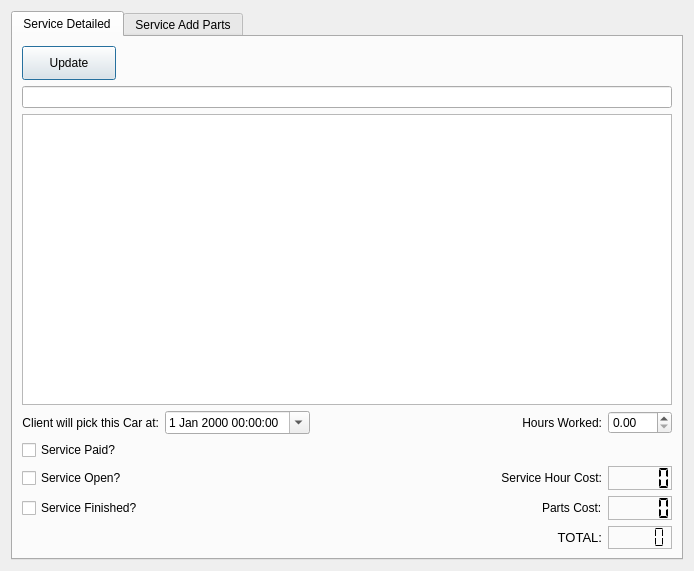
First picture: the form in Client_Add_service.ui, repository bedi1982/Oficina, before the edit.
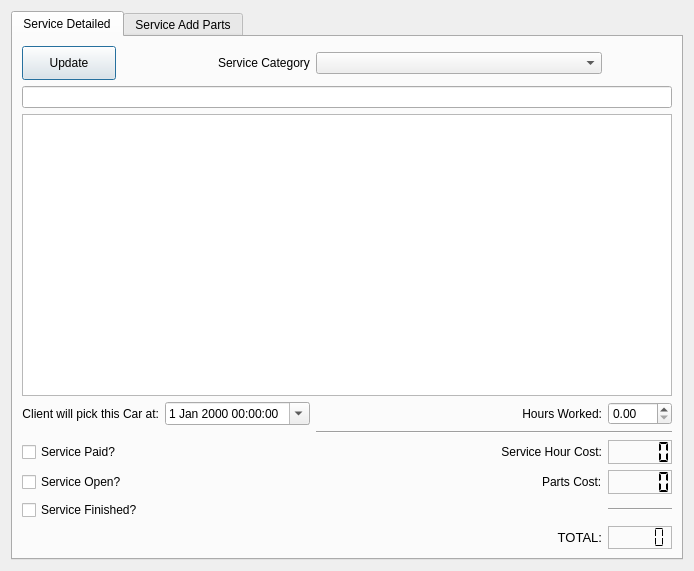
Second picture: the form after the edit. The open tabs and pages were chosen to show the change. Icons and pictures are not drawn.

What changed in the file:
```diff
--- a/Client_Add_service.ui
+++ b/Client_Add_service.ui
@@ -21,14 +21,28 @@
    <item row="1" column="0">
     <widget class="QTabWidget" name="tabWidget">
      <property name="currentIndex">
-      <number>1</number>
+      <number>0</number>
      </property>
      <widget class="QWidget" name="ServiceDescription">
       <attribute name="title">
        <string>Service Detailed</string>
       </attribute>
       <layout class="QGridLayout" name="gridLayout_2">
-       <item row="1" column="0" colspan="5">
+       <item row="13" column="3">
+        <widget class="Line" name="line_2">
+         <property name="orientation">
+          <enum>Qt::Horizontal</enum>
+         </property>
+        </widget>
+       </item>
+       <item row="8" column="2" colspan="2">
+        <widget class="Line" name="line">
+         <property name="orientation">
+          <enum>Qt::Horizontal</enum>
+         </property>
+        </widget>
+       </item>
+       <item row="4" column="0" colspan="4">
         <widget class="QLineEdit" name="line_ServiceShortDescription">
          <property name="focusPolicy">
           <enum>Qt::NoFocus</enum>
@@ -38,7 +52,7 @@
          </property>
         </widget>
        </item>
-       <item row="9" column="4">
+       <item row="12" column="3">
         <widget class="QLCDNumber" name="lcd_Parts_Cost_2">
          <property name="sizePolicy">
           <sizepolicy hsizetype="Fixed" vsizetype="Fixed">
@@ -66,7 +80,7 @@
          </property>
         </widget>
        </item>
-       <item row="8" column="4">
+       <item row="11" column="3">
         <widget class="QLCDNumber" name="lcd_Hour_cost">
          <property name="sizePolicy">
           <sizepolicy hsizetype="Fixed" vsizetype="Fixed">
@@ -94,17 +108,7 @@
          </property>
         </widget>
        </item>
-       <item row="9" column="0">
-        <widget class="QCheckBox" name="check_Finished">
-         <property name="enabled">
-          <bool>true</bool>
-         </property>
-         <property name="text">
-          <string>Service Finished?</string>
-         </property>
-        </widget>
-       </item>
-       <item row="8" column="3">
+       <item row="11" column="2">
         <widget class="QLabel" name="label_Hour_Cosr">
          <property name="text">
           <string>Service Hour Cost:</string>
@@ -114,14 +118,7 @@
          </property>
         </widget>
        </item>
-       <item row="8" column="0">
-        <widget class="QCheckBox" name="checkBox">
-         <property name="text">
-          <string>Service Open?</string>
-         </property>
-        </widget>
-       </item>
-       <item row="11" column="0" colspan="2">
+       <item row="14" column="0" colspan="2">
         <widget class="QLabel" name="label_feedback">
          <property name="text">
           <string/>
@@ -157,7 +154,7 @@
          </property>
         </widget>
        </item>
-       <item row="11" column="4">
+       <item row="14" column="3">
         <widget class="QLCDNumber" name="lcd_Service_Total">
          <property name="sizePolicy">
           <sizepolicy hsizetype="Fixed" vsizetype="Fixed">
@@ -176,24 +173,14 @@
          </property>
         </widget>
        </item>
-       <item row="9" column="3" alignment="Qt::AlignRight">
+       <item row="12" column="2" alignment="Qt::AlignRight">
         <widget class="QLabel" name="label">
          <property name="text">
           <string>Parts Cost:</string>
          </property>
         </widget>
        </item>
-       <item row="5" column="0">
-        <widget class="QCheckBox" name="check_Paid">
-         <property name="enabled">
-          <bool>true</bool>
-         </property>
-         <property name="text">
-          <string>Service Paid?</string>
-         </property>
-        </widget>
-       </item>
-       <item row="11" column="3">
+       <item row="14" column="2">
         <widget class="QLabel" name="lbl_totlaServiceCost">
          <property name="font">
           <font>
@@ -208,7 +195,7 @@
          </property>
         </widget>
        </item>
-       <item row="2" column="0" colspan="5">
+       <item row="5" column="0" colspan="4">
         <widget class="QTextEdit" name="txt_Servicedescription">
          <property name="focusPolicy">
           <enum>Qt::NoFocus</enum>
@@ -225,7 +212,7 @@
          </property>
         </widget>
        </item>
-       <item row="4" column="4">
+       <item row="7" column="3">
         <widget class="QDoubleSpinBox" name="Spin_Hand_Work_Hours">
          <property name="enabled">
           <bool>true</bool>
@@ -244,7 +231,7 @@
          </property>
         </widget>
        </item>
-       <item row="4" column="3">
+       <item row="7" column="2">
         <widget class="QLabel" name="lbl_InsertWorkCost">
          <property name="text">
           <string>Hours Worked:</string>
@@ -254,7 +241,7 @@
          </property>
         </widget>
        </item>
-       <item row="4" column="0">
+       <item row="7" column="0">
         <widget class="QLabel" name="label_Client_Return_Date">
          <property name="sizePolicy">
           <sizepolicy hsizetype="Fixed" vsizetype="Preferred">
@@ -270,7 +257,7 @@
          </property>
         </widget>
        </item>
-       <item row="4" column="1">
+       <item row="7" column="1">
         <widget class="QDateTimeEdit" name="dateTimeEdit">
          <property name="sizePolicy">
           <sizepolicy hsizetype="Fixed" vsizetype="Fixed">
@@ -303,6 +290,43 @@
          </property>
         </widget>
        </item>
+       <item row="0" column="1" alignment="Qt::AlignRight">
+        <widget class="QLabel" name="label_2">
+         <property name="text">
+          <string>Service Category</string>
+         </property>
+        </widget>
+       </item>
+       <item row="0" column="2">
+        <widget class="QComboBox" name="comboBox"/>
+       </item>
+       <item row="13" column="0">
+        <widget class="QCheckBox" name="check_Finished">
+         <property name="enabled">
+          <bool>true</bool>
+         </property>
+         <property name="text">
+          <string>Service Finished?</string>
+         </property>
+        </widget>
+       </item>
+       <item row="12" column="0">
+        <widget class="QCheckBox" name="checkBox">
+         <property name="text">
+          <string>Service Open?</string>
+         </property>
+        </widget>
+       </item>
+       <item row="11" column="0">
+        <widget class="QCheckBox" name="check_Paid">
+         <property name="enabled">
+          <bool>true</bool>
+         </property>
+         <property name="text">
+          <string>Service Paid?</string>
+         </property>
+        </widget>
+       </item>
       </layout>
      </widget>
      <widget class="QWidget" name="ServiceParts">
```
Left out of the diff: 3 changed lines with no effect on the pictures.
